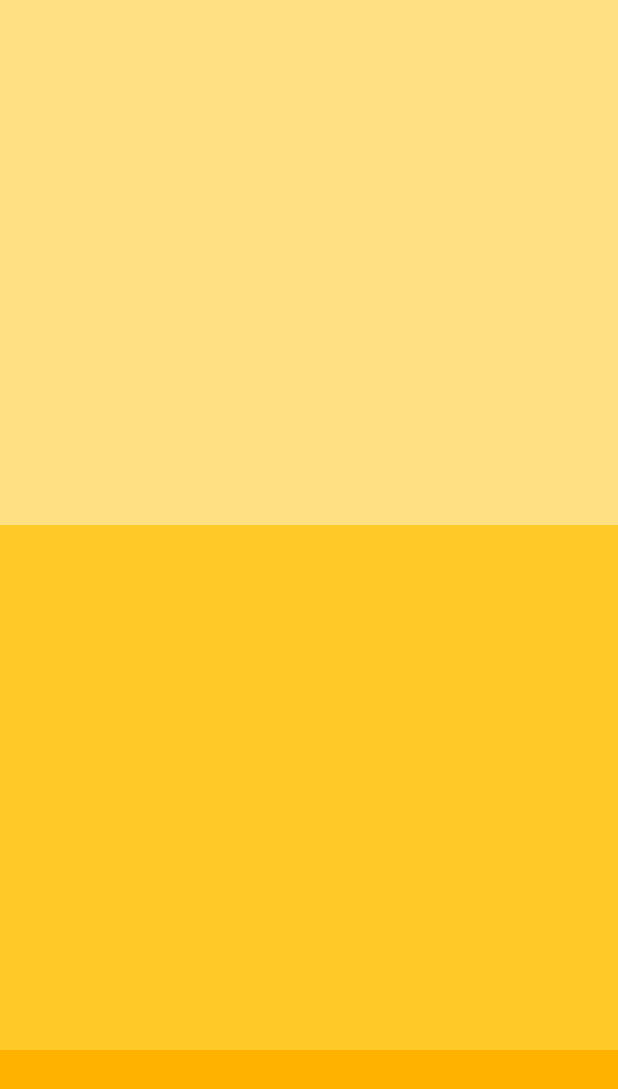
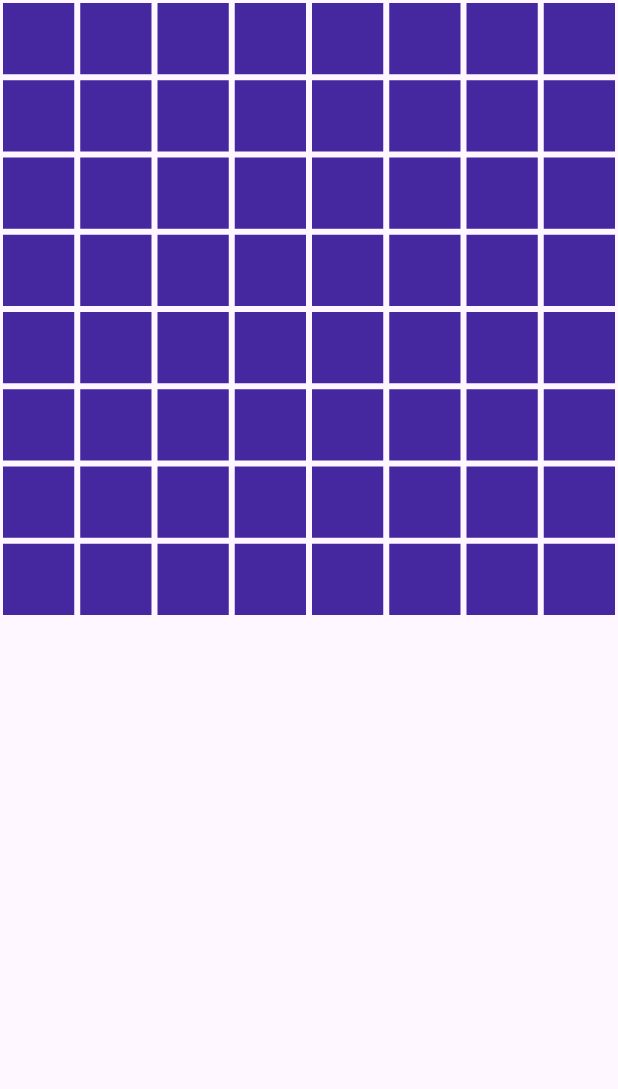
Before and after one commit to DarshDCoding/learningFlutter, a Flutter app: the screen it shows after launch, on a phone screen of 412 x 824 dp. Shown: the top 1089 px of the screen. Run offline on Flutter 3.47's test engine with Material 3 defaults, Android fonts, the phone set to English and light mode, and no system bars.

Commit message:
playing with gridview

```diff
--- a/lib/main.dart
+++ b/lib/main.dart
@@ -1,34 +1,27 @@
 import 'package:flutter/material.dart';
 
 void main() {
-  runApp(const App());
+  runApp(App());
 }
 
 class App extends StatelessWidget {
-  const App({super.key});
+  App({super.key});
+
+  List names = ["Sanju", "Mitesh", "Vineet", "Nitin"];
 
   @override
   Widget build(BuildContext context) {
     return MaterialApp(
       debugShowCheckedModeBanner: false,
       home: Scaffold(
-        body: ListView(
-          // scrollDirection: Axis.horizontal, //be default Axis.vertical
-          children: [
-            Container(
-              height: 350,
-              decoration: BoxDecoration(color: Colors.amber.shade200),
-            ),
-            Container(
-              height: 350,
-              decoration: BoxDecoration(color: Colors.amber.shade400),
-            ),
-            Container(
-              height: 350,
-              decoration: BoxDecoration(color: Colors.amber.shade600),
-            ),
-          ],
-        ),
+        body: GridView.builder(
+          itemCount: 64,
+          gridDelegate: SliverGridDelegateWithFixedCrossAxisCount(crossAxisCount: 8),
+          itemBuilder: (context, index) =>
+              Container(
+                margin: EdgeInsets.all(2),
+                color: Colors.deepPurple.shade800,),
+          ),
       ),
     );
   }
```
Also changed, not shown: 1 other file.
